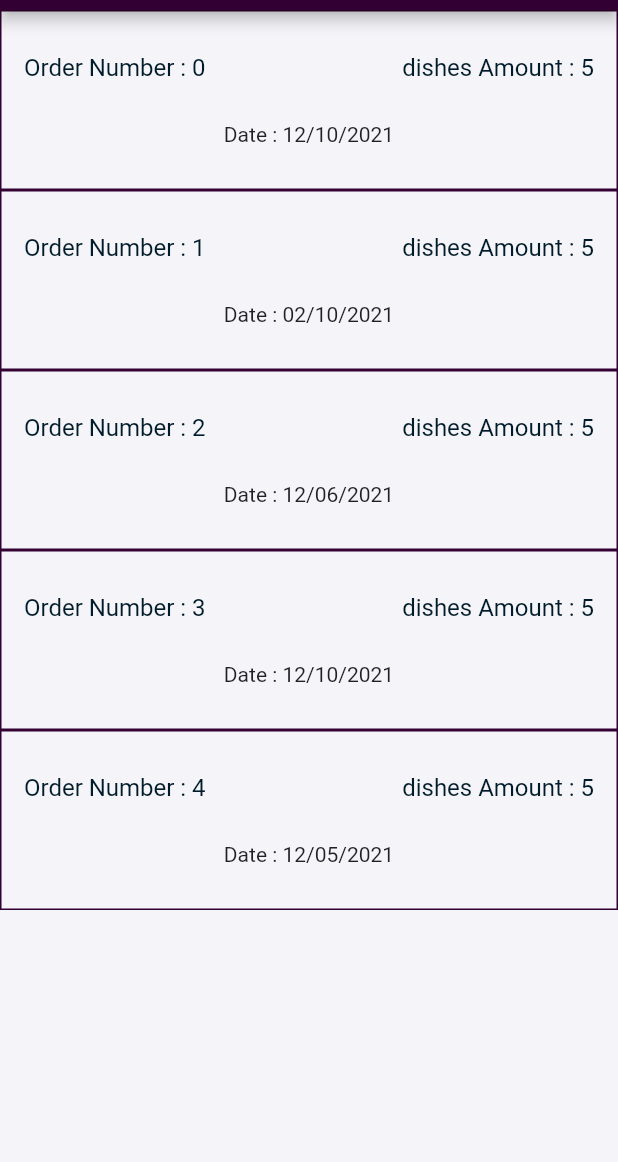
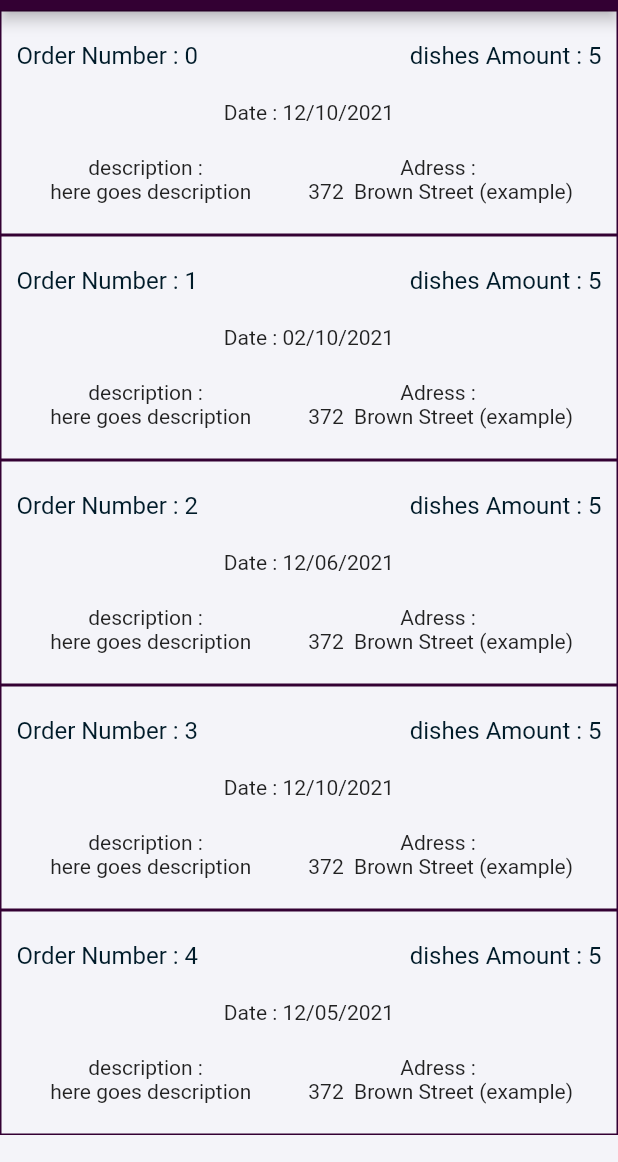
Before and after one commit to elhadjmb/delivery_app, a Flutter app: the OrdersList screen opened directly, on a phone screen of 412 x 824 dp, the part 74-1236 px from its top. Run offline on Flutter 3.47's test engine with Material 2 defaults, Android fonts, the phone set to English and light mode, and no system bars; our stand-ins replace cloud_firestore, email_validator, firebase_auth, firebase_core, flutter_spinkit, google_maps_flutter and 2 more; missing offline and left inert: geoflutterfire; accounts and stored records are empty.

Commit message:
added adress and description

```diff
--- a/delivery_app/lib/views/RestaurantViews/widgets/OrdersList.dart
+++ b/delivery_app/lib/views/RestaurantViews/widgets/OrdersList.dart
@@ -46,12 +46,12 @@ class _OrdersListState extends State<OrdersList> {
             },
             child: Container(
               width: MediaQuery.of(context).size.width,
-              height: 120,
+              height: 150.0,
               decoration: BoxDecoration(
                 border: Border.all(color: Colour.purple),
               ),
               child: Padding(
-                padding: const EdgeInsets.all(15.0),
+                padding: const EdgeInsets.all(10.0),
                 child: Column(
                   mainAxisAlignment: MainAxisAlignment.spaceAround,
                   children: <Widget>[
@@ -74,10 +74,29 @@ class _OrdersListState extends State<OrdersList> {
                             fontSize: 16.0,
                             fontWeight: FontWeight.w400,
                           ),
-                        )
+                        ),
                       ],
                     ),
                     Text("Date : " + orders[index].date),
+                    Row(
+                      mainAxisAlignment: MainAxisAlignment.spaceAround,
+                      children: <Widget>[
+                        Column(
+                          children: <Widget>[
+                            Text("description : "),
+                            //TODO: goes the description data
+                            Text(" here goes description"),
+                          ],
+                        ),
+                        Column(
+                          children: <Widget>[
+                            Text("Adress : "),
+                            //TODO: goes the adress data
+                            Text("372  Brown Street (example)")
+                          ],
+                        ),
+                      ],
+                    ),
                   ],
                 ),
               ),
```
